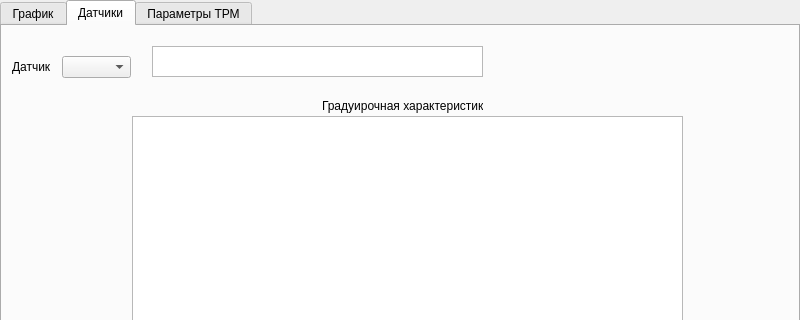
This is src/dissertation_gui/main_window.ui in Marik28/dissertation as Qt 5 draws it before an edit; both pictures show x 0 to 800 and y 0 to 320 of the 800 by 480 pixel window. The edited form follows.
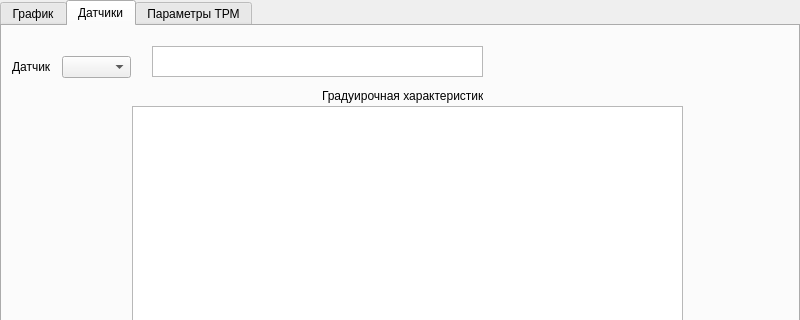
This is the edited form. Custom widgets are drawn as their Qt base class.

Diff of the .ui file:
```diff
--- a/src/dissertation_gui/main_window.ui
+++ b/src/dissertation_gui/main_window.ui
@@ -82,9 +82,9 @@
       <property name="geometry">
        <rect>
         <x>130</x>
-        <y>90</y>
+        <y>80</y>
         <width>551</width>
-        <height>341</height>
+        <height>351</height>
        </rect>
       </property>
      </widget>
@@ -92,7 +92,7 @@
       <property name="geometry">
        <rect>
         <x>320</x>
-        <y>70</y>
+        <y>60</y>
         <width>161</width>
         <height>20</height>
        </rect>
@@ -123,6 +123,11 @@
    <extends>QComboBox</extends>
    <header>dissertation_gui.widgets.combo_boxes.h</header>
   </customwidget>
+  <customwidget>
+   <class>CharacteristicsTableWidget</class>
+   <extends>QTableWidget</extends>
+   <header>dissertation_gui.widgets.tables.h</header>
+  </customwidget>
  </customwidgets>
  <resources/>
  <connections/>
```
Left out of the diff: 2 changed lines with no effect on the pictures.
